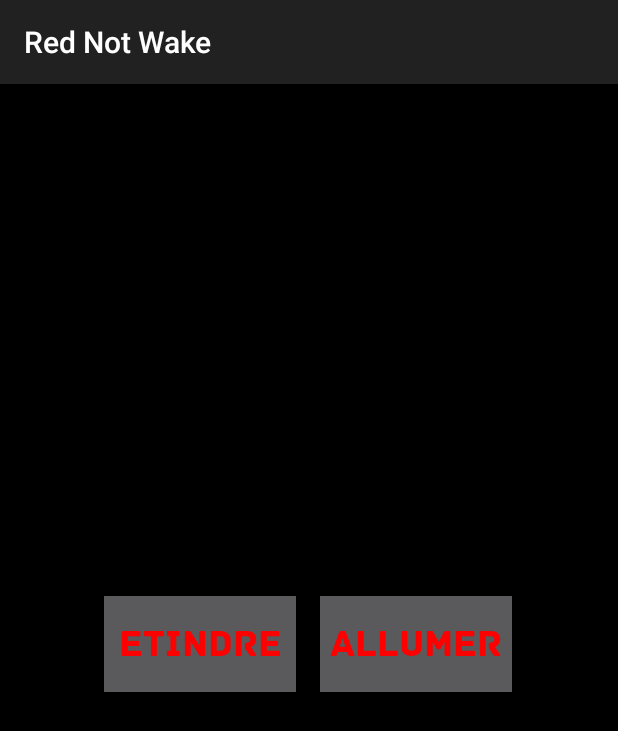
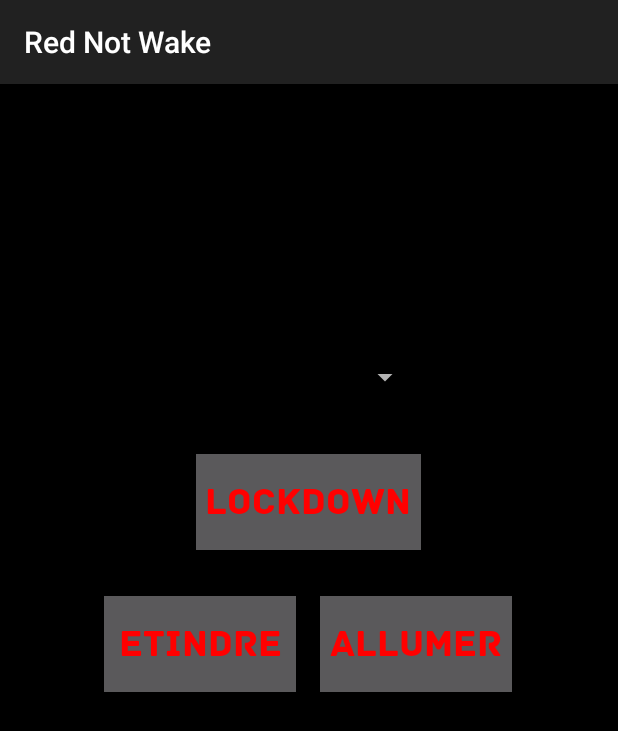
Before and after one commit to RedWillDev/RedNotWake, an Android app: the screen it shows after launch (MainActivity), on a phone screen of 412 x 824 dp. Shown: the top 731 px of the screen. Run offline under Robolectric (Android 15) with nearby library versions, the phone set to English and light mode, and no system bars.

```diff
--- a/app/src/main/AndroidManifest.xml
+++ b/app/src/main/AndroidManifest.xml
@@ -3,6 +3,8 @@
     package="com.example.first_app">
 
     <uses-permission android:name="android.permission.INTERNET" />
+    <uses-permission android:name="android.permission.READ_EXTERNAL_STORAGE" />
+    <uses-permission android:name="android.permission.WRITE_EXTERNAL_STORAGE" />
 
     <application
         android:allowBackup="true"
--- a/app/src/main/res/layout/activity_main.xml
+++ b/app/src/main/res/layout/activity_main.xml
@@ -41,6 +41,35 @@
         app:layout_constraintRight_toRightOf="parent"
         app:layout_constraintTop_toTopOf="parent"
         app:layout_constraintVertical_bias="0.485"
-        style="@style/DefaultText"/>
+        style="@style/DefaultText"
+        />
+
+    <Button
+        android:id="@+id/lockdown"
+        style="@style/DefaultText"
+        android:layout_width="150sp"
+        android:layout_height="64sp"
+        android:background="@color/grey"
+        android:gravity="center"
+        android:onClick="LockDown"
+        android:text="@string/LockDown"
+        app:layout_constraintBottom_toBottomOf="parent"
+        app:layout_constraintEnd_toEndOf="parent"
+        app:layout_constraintHorizontal_bias="0.498"
+        app:layout_constraintStart_toStartOf="parent"
+        app:layout_constraintTop_toTopOf="parent"
+        app:layout_constraintVertical_bias="0.35" />
+
+    <Spinner
+        android:id="@+id/Spinner"
+        android:layout_width="128sp"
+        android:layout_height="64sp"
+        app:layout_constraintBottom_toBottomOf="parent"
+        app:layout_constraintEnd_toEndOf="parent"
+        app:layout_constraintHorizontal_bias="0.537"
+        app:layout_constraintStart_toStartOf="parent"
+        app:layout_constraintTop_toTopOf="parent"
+        app:layout_constraintVertical_bias="0.232" />
+
 
 </androidx.constraintlayout.widget.ConstraintLayout>
--- a/app/src/main/res/values/strings.xml
+++ b/app/src/main/res/values/strings.xml
@@ -3,5 +3,8 @@
     <string name="BackColorButton">BackButt</string>
     <string name="TurnOff">ETINDRE</string>
     <string name="TurnOn">ALLUMER</string>
+    <string name="TunON">TurnON</string>
+    <string name="TunOFF">TurnOFF</string>
+    <string name="LockDown">LockDown</string>
 
 </resources>
```
Also changed, not shown: app/src/main/java/com/example/first_app/MainActivity.kt (+36 -2 lines).
